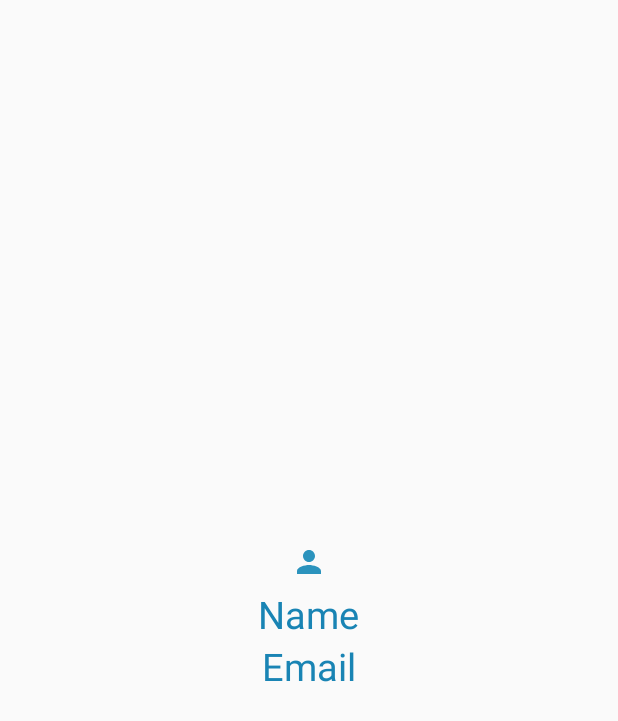
After one commit to egitimNY/RegisterLoginUploadFetchProfileImageRestfulWebServices, an Android app: the layout activity_user_detail.xml on its own in the app's theme, with its tools: preview values and no code run, on a phone screen of 412 x 824 dp. The commit adds this screen. Shown: the top 721 px of the screen. Run offline under Robolectric (Android 15) with nearby library versions, the phone set to English and light mode, and no system bars; network calls fail.

Commit message:
Transfer data to UserDetailActivity

```diff
--- a/app/src/main/AndroidManifest.xml
+++ b/app/src/main/AndroidManifest.xml
@@ -24,6 +24,7 @@
         <activity
             android:name=".LoginActivity"
             android:theme="@style/AppThemeLogin" />
+        <activity android:name=".UserDetailActivity"></activity>
     </application>
 
 </manifest>
--- /dev/null
+++ b/app/src/main/res/layout/activity_user_detail.xml
@@ -0,0 +1,38 @@
+<?xml version="1.0" encoding="utf-8"?>
+<LinearLayout
+    xmlns:android="http://schemas.android.com/apk/res/android"
+    xmlns:app="http://schemas.android.com/apk/res-auto"
+    xmlns:tools="http://schemas.android.com/tools"
+    android:layout_width="match_parent"
+    android:layout_height="match_parent"
+    tools:context=".UserDetailActivity"
+    android:orientation="vertical"
+    android:gravity="center">
+
+    <ImageView
+        android:id="@+id/userImage"
+        android:layout_width="wrap_content"
+        android:layout_height="wrap_content"
+        android:layout_gravity="center"
+        android:src="@drawable/ic_person"/>
+
+    <TextView
+        android:id="@+id/userName"
+        android:layout_width="wrap_content"
+        android:layout_height="wrap_content"
+        android:text="Name"
+        android:layout_gravity="center"
+        android:layout_marginTop="5dp"
+        android:textColor="@color/colorPrimary2"
+        android:textSize="25sp"/>
+    <TextView
+        android:id="@+id/userEmail"
+        android:layout_width="wrap_content"
+        android:layout_height="wrap_content"
+        android:text="Email"
+        android:layout_gravity="center"
+        android:textColor="@color/colorPrimary2"
+        android:textSize="25sp"/>
+
+
+</LinearLayout>
```
Also changed, not shown: app/src/main/java/com/ozkayahalit/HomeActivity.java (+21 -5 lines), app/src/main/java/com/ozkayahalit/UserDetailActivity.java (added, +27 -0 lines), app/src/main/res/layout/activity_home.xml (+11 -0 lines).
